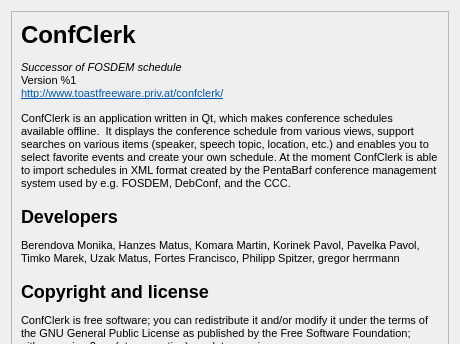
Qt form src/gui/about.ui (edulix/confclerk) before a commit; both pictures show x 0 to 460 and y 0 to 344 of the 460 by 570 pixel window.
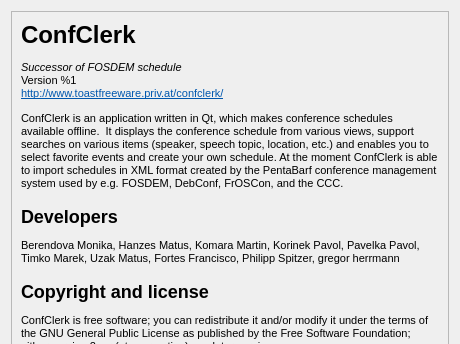
The same form after that commit. Icons and pictures are not drawn.

Commit message: mention FrOSCon as an example (although it's not working at the moment, cf. #32)

What changed in the file:
```diff
--- a/src/gui/about.ui
+++ b/src/gui/about.ui
@@ -131,7 +131,7 @@
 &lt;p style=&quot; margin-top:18px; margin-bottom:12px; margin-left:0px; margin-right:0px; -qt-block-indent:0; text-indent:0px;&quot;&gt;&lt;span style=&quot; font-size:xx-large; font-weight:600;&quot;&gt;ConfClerk&lt;/span&gt;&lt;/p&gt;
 &lt;p style=&quot; margin-top:0px; margin-bottom:0px; margin-left:0px; margin-right:0px; -qt-block-indent:0; text-indent:0px;&quot;&gt;&lt;span style=&quot; font-style:italic;&quot;&gt;Successor of FOSDEM schedule&lt;br /&gt;&lt;/span&gt;Version %1&lt;/p&gt;
 &lt;p style=&quot; margin-top:0px; margin-bottom:0px; margin-left:0px; margin-right:0px; -qt-block-indent:0; text-indent:0px;&quot;&gt;&lt;a href=&quot;http://www.toastfreeware.priv.at/confclerk/&quot;&gt;&lt;span style=&quot; text-decoration: underline; color:#0057ae;&quot;&gt;http://www.toastfreeware.priv.at/confclerk/&lt;/span&gt;&lt;/a&gt;&lt;/p&gt;
-&lt;p style=&quot; margin-top:12px; margin-bottom:12px; margin-left:0px; margin-right:0px; -qt-block-indent:0; text-indent:0px;&quot;&gt;ConfClerk is an application written in Qt, which makes conference schedules available offline.  It displays the conference schedule from various views, support searches on various items (speaker, speech topic, location, etc.) and enables you to select favorite events and create your own schedule. At the moment ConfClerk is able to import schedules in XML format created by the PentaBarf conference management system used by e.g. FOSDEM, DebConf, and the CCC.&lt;/p&gt;
+&lt;p style=&quot; margin-top:12px; margin-bottom:12px; margin-left:0px; margin-right:0px; -qt-block-indent:0; text-indent:0px;&quot;&gt;ConfClerk is an application written in Qt, which makes conference schedules available offline.  It displays the conference schedule from various views, support searches on various items (speaker, speech topic, location, etc.) and enables you to select favorite events and create your own schedule. At the moment ConfClerk is able to import schedules in XML format created by the PentaBarf conference management system used by e.g. FOSDEM, DebConf, FrOSCon, and the CCC.&lt;/p&gt;
 &lt;p style=&quot; margin-top:16px; margin-bottom:12px; margin-left:0px; margin-right:0px; -qt-block-indent:0; text-indent:0px;&quot;&gt;&lt;span style=&quot; font-size:x-large; font-weight:600;&quot;&gt;Developers&lt;/span&gt;&lt;/p&gt;
 &lt;p style=&quot; margin-top:12px; margin-bottom:12px; margin-left:0px; margin-right:0px; -qt-block-indent:0; text-indent:0px;&quot;&gt;Berendova Monika, Hanzes Matus, Komara Martin, Korinek Pavol, Pavelka Pavol, Timko Marek, Uzak Matus, Fortes Francisco, Philipp Spitzer, gregor herrmann&lt;/p&gt;
 &lt;p style=&quot; margin-top:16px; margin-bottom:12px; margin-left:0px; margin-right:0px; -qt-block-indent:0; text-indent:0px;&quot;&gt;&lt;span style=&quot; font-size:x-large; font-weight:600;&quot;&gt;Copyright and license&lt;/span&gt;&lt;/p&gt;
```
The commit also changes 2 other files.
